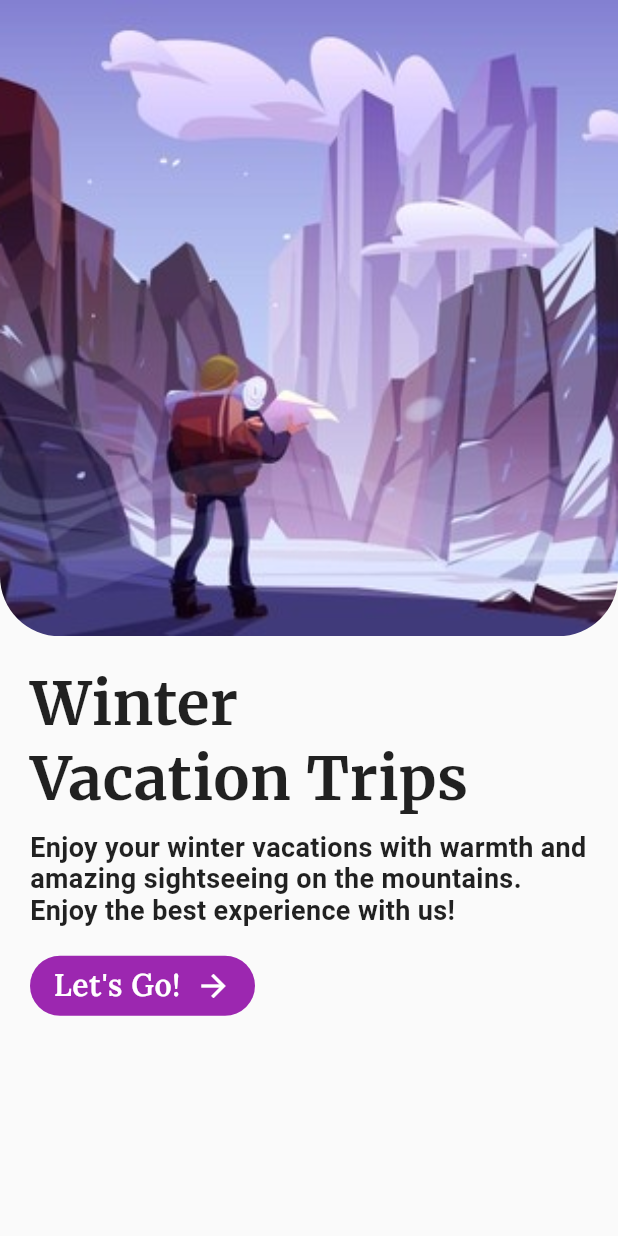
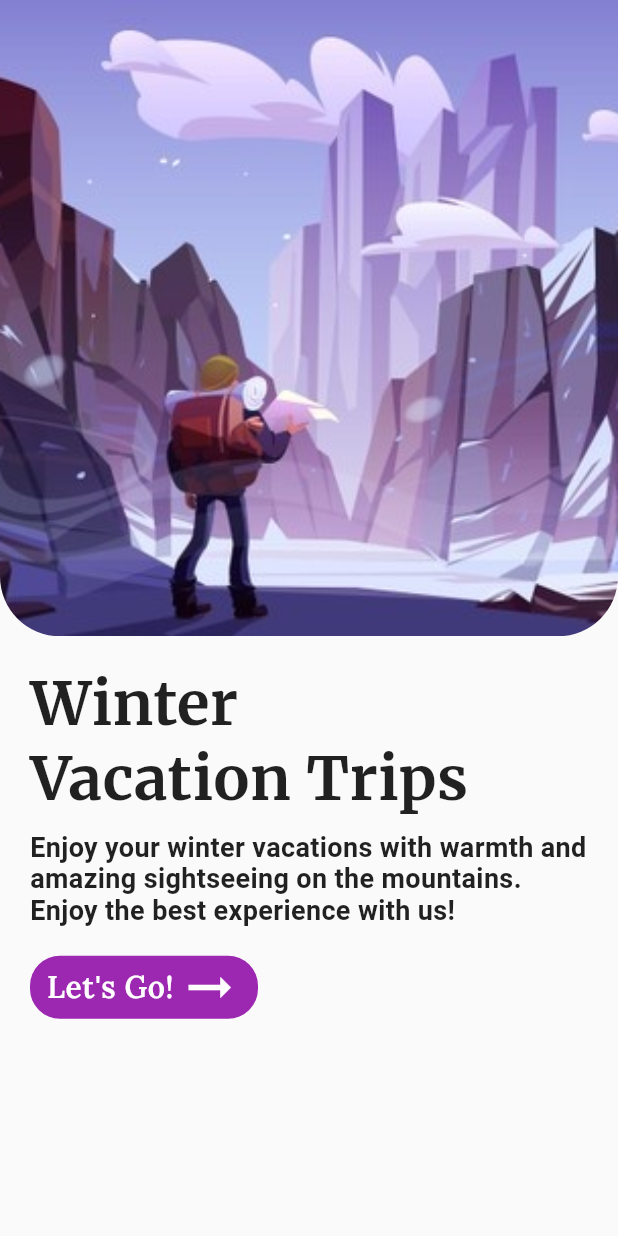
Before and after one commit to Manojkc15/Travel_App, a Flutter app: the screen it shows after launch, on a phone screen of 412 x 824 dp. Run offline on Flutter 3.47's test engine with Material 2 defaults, Android fonts, the light colour scheme and no system bars; our stand-ins replace google_fonts, page_transition.

Commit message:
fixes arrow of home page

```diff
--- a/lib/Components/card_sample.dart
+++ b/lib/Components/card_sample.dart
@@ -57,12 +57,13 @@ class CardSample extends StatelessWidget {
               Row(
                 children: [
                   stars,
-                  const SizedBox(width: 2),
+                  const SizedBox(width: 3),
                   Text(
                     rating,
                     style: GoogleFonts.roboto(
                       fontWeight: FontWeight.bold,
                       color: Colors.white,
+                      fontSize: 16.0,
                     ),
                   ),
                 ],
--- a/lib/Screens/home_screen.dart
+++ b/lib/Screens/home_screen.dart
@@ -71,8 +71,8 @@ class HomeScreen extends StatelessWidget {
             ),
             child: Container(
               margin: const EdgeInsets.only(left: 20.0, top: 20.0),
-              width: 150.0,
-              height: 40.0,
+              width: 152.0,
+              height: 42.0,
               decoration: BoxDecoration(
                 color: Colors.purple,
                 borderRadius: BorderRadius.circular(20.0),
@@ -89,10 +89,11 @@ class HomeScreen extends StatelessWidget {
                       color: Colors.white,
                     ),
                   ),
-                  const SizedBox(width: 10.0),
+                  const SizedBox(width: 3.0),
                   const Icon(
-                    Icons.arrow_forward_sharp,
+                    Icons.arrow_right_alt,
                     color: Colors.white,
+                    size: 42.0,
                   ),
                 ],
               ),
```
